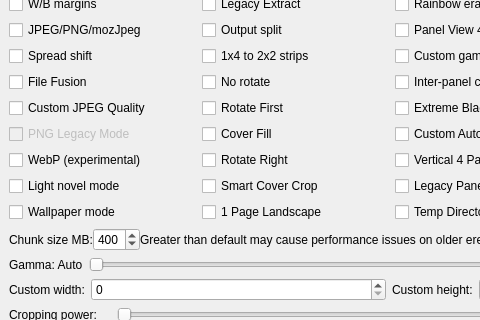
First picture: the form in gui/KCC.ui, repository ciromattia/kcc, before the edit; both pictures show x 0 to 480 and y 363 to 683 of the 783 by 767 pixel window.
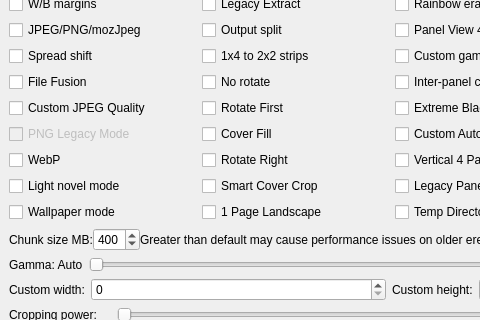
Second picture: the form after the edit. Icons and pictures are not drawn.

Commit message: note that png is better than webp for BW content (#1451)

```diff
--- a/gui/KCC.ui
+++ b/gui/KCC.ui
@@ -828,7 +828,7 @@
 Ignored for Kindle EPUB/MOBI and all PDF.</string>
          </property>
          <property name="text">
-          <string>WebP (experimental)</string>
+          <string>WebP</string>
          </property>
         </widget>
        </item>
```
Left out of the diff: 6 changed lines with no effect on the pictures. The commit also changes 1 other file.
